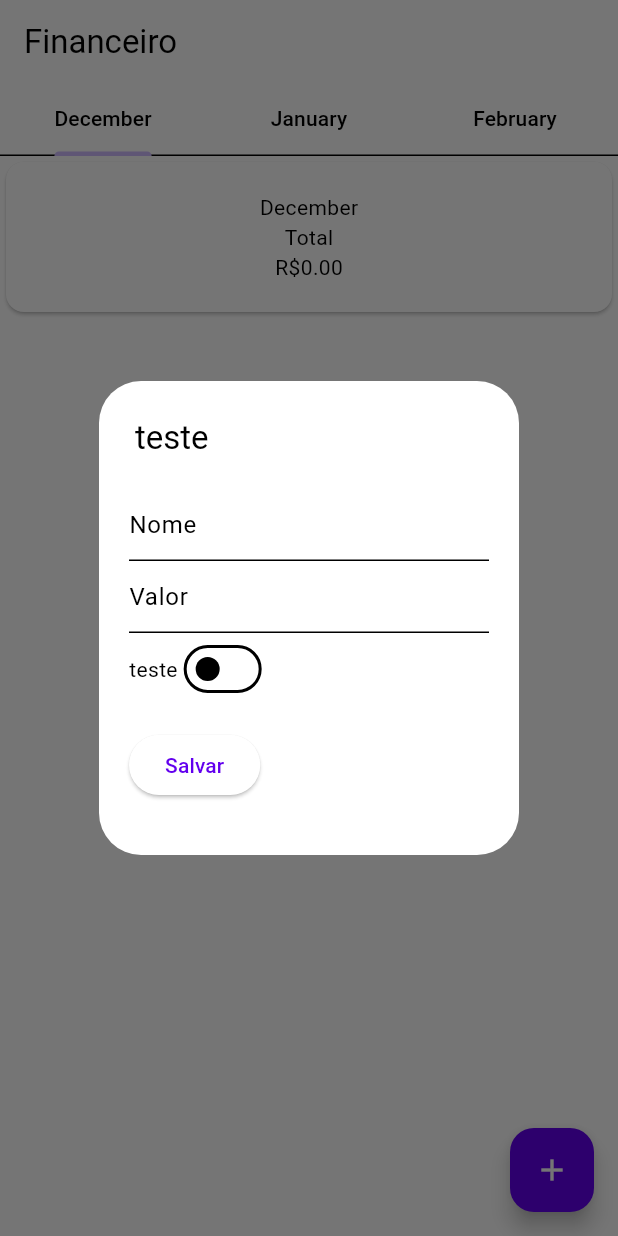
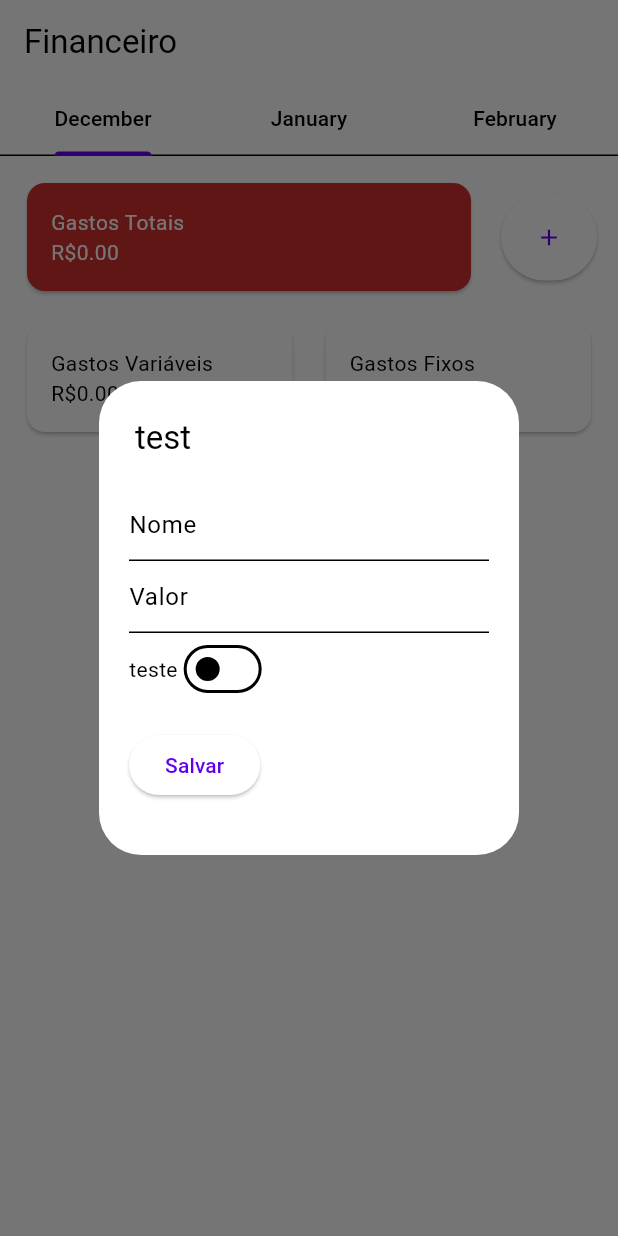
Before and after one commit to ViiniGarcia/FinanceiroApp, a Flutter app: the screen it shows after launch, after a tap on the "add" icon, on a phone screen of 412 x 824 dp. Run offline on Flutter 3.47's test engine with Material 2 defaults, Android fonts, the phone set to English and light mode, and no system bars; our stand-ins replace cloud_firestore, dynamic_color, firebase_core, google_fonts; accounts and stored records are empty.

Commit message:
Correções Layout

```diff
--- a/lib/main.dart
+++ b/lib/main.dart
@@ -24,6 +24,8 @@ class MyApp extends StatelessWidget {
       debugShowCheckedModeBanner: false,
       title: 'Financeiro',
       theme: ThemeData(
+        cardColor: Theme.of(context).colorScheme.surface,
+        indicatorColor: const Color(0XFF6750A4),
         colorScheme: const ColorScheme.light(),
         tabBarTheme: const TabBarTheme(
           labelColor: Colors.black,
@@ -31,6 +33,7 @@ class MyApp extends StatelessWidget {
         useMaterial3: true,
       ),
       darkTheme: ThemeData(
+        indicatorColor: const Color(0XFFD0BCFF),
         colorScheme: const ColorScheme.dark(),
         useMaterial3: true,
       ),
--- a/lib/models/gastos.dart
+++ b/lib/models/gastos.dart
@@ -6,13 +6,13 @@ class Gastos {
   String nome;
   double valor;
   bool isFixo;
-  Timestamp mesInicio; //TODO Trocar para data inicio;
+  Timestamp mesInicio;
   int qtdParcelas;
 
   Gastos(this.nome, this.valor, this.isFixo, this.mesInicio, this.qtdParcelas);
 
   quantasParcelasFaltam() {
-    var tempo;
+    String tempo;
     var inicio = mesInicio.toDate();
     var atual = DateTime.now();
 
--- a/lib/monthpage.dart
+++ b/lib/monthpage.dart
@@ -1,13 +1,17 @@
+import 'package:cloud_firestore/cloud_firestore.dart';
 import 'package:financeiro/models/gastos.dart';
 import 'package:flutter/material.dart';
+import 'package:uuid/uuid.dart';
 
 class MonthPage extends StatefulWidget {
-  MonthPage(this.tabName, this.listFixos, this.listParcelados, {Key? key})
+  MonthPage(this.tabName, this.listFixos, this.listVariaveis, this.db,
+      {Key? key})
       : super(key: key);
 
-  String tabName;
-  List<Gastos> listFixos;
-  List<Gastos> listParcelados;
+  var db;
+  final String tabName;
+  final List<Gastos> listFixos;
+  final List<Gastos> listVariaveis;
 
   @override
   State<MonthPage> createState() => _MonthPageState();
@@ -19,66 +23,162 @@ class _MonthPageState extends State<MonthPage> {
 
   @override
   Widget build(BuildContext context) {
-    return Scaffold(
-      body: Column(
+    return Padding(
+      padding: const EdgeInsetsDirectional.all(14),
+      child: Column(
         children: [
+          //Row 1
           Row(
             mainAxisAlignment: MainAxisAlignment.center,
             children: [
-              Expanded(child: _gastoTotal()),
-            ],
+              //Gastos Totais
+              Expanded(
+                  child: _cardGastoTotal("Gastos Totais", calcGastoTotal())),
+              //Espaço
+              const SizedBox(
+                width: 16,
               ),
-          _listaGastos(widget.tabName),
-        ],
-      ),
-      floatingActionButton: FloatingActionButton(
+              //Botão Add
+              ElevatedButton(
                 onPressed: () {
                   _addGasto();
                 },
-          child: const Icon(Icons.add)),
+                style: const ButtonStyle(
+                  padding: MaterialStatePropertyAll(
+                      EdgeInsetsDirectional.fromSTEB(0, 20, 0, 20)),
+                ),
+                child: const Icon(Icons.add),
+              ),
+            ],
+          ),
+          //Espaço
+          const SizedBox(
+            height: 14,
+          ),
+          //Row 2
+          Row(children: [
+            //Gastos Variáveis
+            Expanded(
+                child: _cardGasto(
+                    "Gastos Variáveis", calcGasto(widget.listVariaveis))),
+            //Espaço
+            const SizedBox(
+              width: 14,
+            ),
+            //Gastos Fixos
+            Expanded(
+                child: _cardGasto("Gastos Fixos", calcGasto(widget.listFixos))),
+          ]),
+          //Espaço
+          const SizedBox(
+            height: 14,
+          ),
+          //Row 3
+          Expanded(
+            child: Row(
+              crossAxisAlignment: CrossAxisAlignment.start,
+              mainAxisAlignment: MainAxisAlignment.start,
+              children: [
+                //ListaVariaveis
+                Expanded(
+                  child: _listaGastos(widget.tabName, widget.listVariaveis),
+                ),
+                //Espaço
+                const SizedBox(
+                  width: 14,
+                ),
+                //ListaFixos
+                Expanded(
+                  child: _listaGastos(widget.tabName, widget.listFixos),
+                ),
+              ],
+            ),
+          ),
+        ],
+      ),
     );
   }
 
-  _gastoTotal() {
-    return Container(
-      child: Card(
+  _cardGasto(String texto, double gasto) {
+    return Card(
       child: Padding(
-          padding: EdgeInsetsDirectional.all(20),
+        padding: const EdgeInsetsDirectional.all(16),
         child: Column(
+          crossAxisAlignment: CrossAxisAlignment.start,
           children: [
-              Text(widget.tabName),
-              Text("Total"),
-              Text("R\$${calcGastoTotal().toStringAsFixed(2)}"),
+            Text(
+              texto,
+            ),
+            Text(
+              "R\$${gasto.toStringAsFixed(2)}",
+            ),
           ],
-          ),
         ),
       ),
     );
   }
 
-  _listaGastos(String tabName) {
-    return Expanded(
-      child: ListView.builder(
-        itemCount: widget.listFixos.length,
+  _cardGastoTotal(String texto, double gasto) {
+    return Card(
+      color: ThemeData().errorColor,
+      child: Padding(
+        padding: const EdgeInsetsDirectional.all(16),
+        child: Column(
+          crossAxisAlignment: CrossAxisAlignment.start,
+          children: [
+            Text(
+              texto,
+              style: const TextStyle(
+                color: Colors.white,
+              ),
+            ),
+            Text(
+              "R\$${gasto.toStringAsFixed(2)}",
+              style: const TextStyle(
+                color: Colors.white,
+              ),
+            ),
+          ],
+        ),
+      ),
+    );
+  }
+
+  _listaGastos(String tabName, List<Gastos> gastos) {
+    return ListView.builder(
+      itemCount: gastos.length,
+      shrinkWrap: true,
+      controller: ScrollController(),
       itemBuilder: (BuildContext context, int index) {
-          return Card(
+        return Padding(
+          padding: const EdgeInsetsDirectional.fromSTEB(0, 0, 0, 8),
           child: ListTile(
-              title: Text(widget.listFixos[index].nome),
-              //subtitle: Text("Quantidade de parcelas ${listGastos[index].qtdParcelas}"),
-              trailing: Text(
-                  "R\$${widget.listFixos[index].valor.toStringAsFixed(2)}"),
+            tileColor: Theme.of(context).colorScheme.surface,
+            title: Text(gastos[index].nome),
+            subtitle: const Text("Quantidade de parcelas"),
+            trailing: Text("R\$${gastos[index].valor.toStringAsFixed(2)}"),
             iconColor: Colors.teal,
             leading: const Icon(Icons.attach_money_outlined),
           ),
         );
       },
-      ),
     );
   }
 
   double calcGastoTotal() {
     double total = 0;
     for (var element in widget.listFixos) {
+      total = element.valor + total;
+    }
+    for (var element in widget.listVariaveis) {
+      total = element.valor + total;
+    }
+    return total;
+  }
+
+  double calcGasto(List<Gastos> gastos) {
+    double total = 0;
+    for (var element in gastos) {
       total = element.valor + total;
     }
     return total;
@@ -89,7 +189,7 @@ class _MonthPageState extends State<MonthPage> {
         context: context,
         builder: (BuildContext context) {
           return SimpleDialog(
-            title: const Text("teste"),
+            title: const Text("test"),
             contentPadding: const EdgeInsetsDirectional.all(20),
             children: [
               StatefulBuilder(
@@ -136,9 +236,10 @@ class _MonthPageState extends State<MonthPage> {
                       padding: const EdgeInsets.symmetric(vertical: 16.0),
                       child: ElevatedButton(
                         onPressed: () {
-                          if (_formKey.currentState!.validate()) {
-                            //TODO colocar codigo
-                          }
+                          salvaBanco();
+                          // if (_formKey.currentState!.validate()) {
+                          //   //TODO colocar codigo
+                          // }
                         },
                         child: const Text('Salvar'),
                       ),
@@ -150,4 +251,17 @@ class _MonthPageState extends State<MonthPage> {
           );
         });
   }
+
+  void salvaBanco() {
+    //Gera ID
+    String id = const Uuid().v1();
+
+    widget.db.collection("gastos").doc(id).set({
+      "nome": "Teste",
+      "valor": 1200,
+      "isFixo": true,
+      "mesInicio": Timestamp.now(),
+      "qtdParcelas": 0,
+    });
   }
+}
--- a/lib/principal.dart
+++ b/lib/principal.dart
@@ -1,7 +1,6 @@
 import 'package:cloud_firestore/cloud_firestore.dart';
 import 'package:flutter/material.dart';
 import 'package:intl/intl.dart';
-import 'package:uuid/uuid.dart';
 import 'models/gastos.dart';
 import 'monthpage.dart';
 
@@ -22,7 +21,7 @@ class _PrincipalState extends State<Principal> with TickerProviderStateMixin {
   //Variaveis
   var mesAtual = DateTime.now().month.toString();
   List<Gastos> listGastosFixo = [];
-  List<Gastos> listGastosParcelados = [];
+  List<Gastos> listGastosVariaveis = [];
   List<Tab> tabs = <Tab>[
     Tab(text: _proxMeses(DateTime.now(), 0)),
     Tab(text: _proxMeses(DateTime.now(), 1)),
@@ -36,14 +35,14 @@ class _PrincipalState extends State<Principal> with TickerProviderStateMixin {
     //Atualização em tempo real
     db.collection("gastos").snapshots().listen((query) {
       listGastosFixo = [];
-      listGastosParcelados = [];
+      listGastosVariaveis = [];
       for (var doc in query.docs) {
         setState(() {
           Gastos gasto = Gastos(doc.get("nome"), doc.get("valor").toDouble(),
               doc.get("isFixo"), doc.get("mesInicio"), doc.get("qtdParcelas"));
           gasto.isFixo == true
               ? listGastosFixo.add(gasto)
-              : listGastosParcelados.add(gasto);
+              : listGastosVariaveis.add(gasto);
         });
       }
     });
@@ -58,20 +57,24 @@ class _PrincipalState extends State<Principal> with TickerProviderStateMixin {
         child: Scaffold(
           appBar: AppBar(
             title: const Text("Financeiro"),
-            bottom: TabBar(controller: _tabController, tabs: tabs, indicatorColor: Color(0XFFD0BCFF),),//TODO color indicator
+            bottom: TabBar(
+              controller: _tabController,
+              tabs: tabs,
+            ),
           ),
           body: TabBarView(
             controller: _tabController,
             children: [
               MonthPage(_proxMeses(DateTime.now(), 0), listGastosFixo,
-                  listGastosParcelados),
+                  listGastosVariaveis, db),
               MonthPage(_proxMeses(DateTime.now(), 1), listGastosFixo,
-                  listGastosParcelados),
+                  listGastosVariaveis, db),
               MonthPage(_proxMeses(DateTime.now(), 2), listGastosFixo,
-                  listGastosParcelados),
+                  listGastosVariaveis, db),
             ],
           ),
-        ));
+        ),
+    );
   }
 
   void atualizar() async {
@@ -84,18 +87,6 @@ class _PrincipalState extends State<Principal> with TickerProviderStateMixin {
       });
     }
   }
-
-  void salvaBanco() {
-    //Gera ID
-    String id = const Uuid().v1();
-    db.collection("gastos").doc(id).set({
-      "nome": "Apartamento",
-      "valor": "Apartamento",
-      "isFixo": "Apartamento",
-      "mesInicio": "Apartamento",
-      "qtdParcelas": "Apartamento",
-    });
-  }
 }
 
 String _proxMeses(mesAtual, int qtdMeses) {
```
Also changed, not shown: 4 other files. Lines whose indentation alone changed are shown as unchanged.
